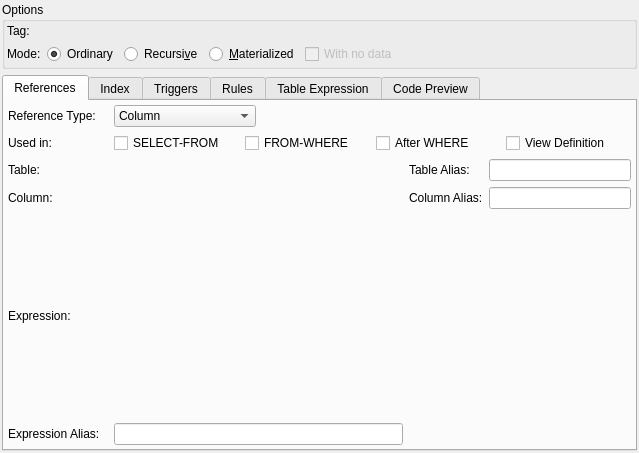
Above: libpgmodeler_ui/ui/viewwidget.ui from pgmodeler/pgmodeler before the change. Below: the same form after it.
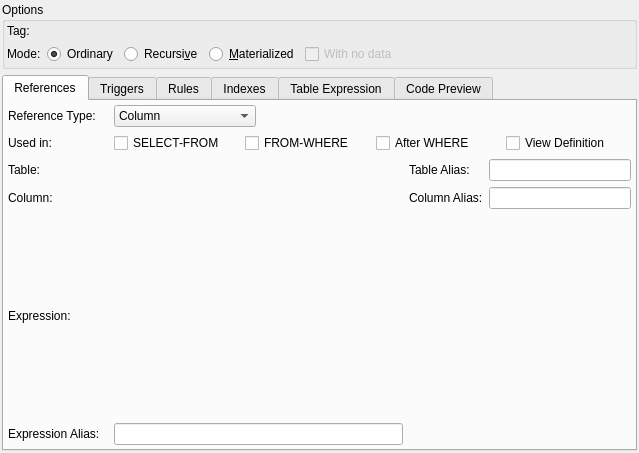
That is the form after the change.

```diff
--- a/libpgmodeler_ui/ui/viewwidget.ui
+++ b/libpgmodeler_ui/ui/viewwidget.ui
@@ -243,11 +243,6 @@
        </item>
       </layout>
      </widget>
-     <widget class="QWidget" name="tab">
-      <attribute name="title">
-       <string>Index</string>
-      </attribute>
-     </widget>
      <widget class="QWidget" name="triggers_tab">
       <attribute name="title">
        <string>Triggers</string>
@@ -258,6 +253,11 @@
        <string>Rules</string>
       </attribute>
      </widget>
+     <widget class="QWidget" name="indexes_tab">
+      <attribute name="title">
+       <string>Indexes</string>
+      </attribute>
+     </widget>
      <widget class="QWidget" name="cte_tab">
       <attribute name="title">
        <string>Table Expression</string>
```
